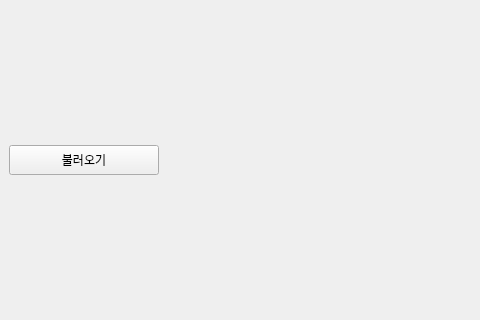
Qt form ui/main_window.ui (Jhnn22/Qt_pdf_viewer) before a commit; both pictures show x 0 to 480 and y 140 to 460 of the 800 by 600 pixel window.
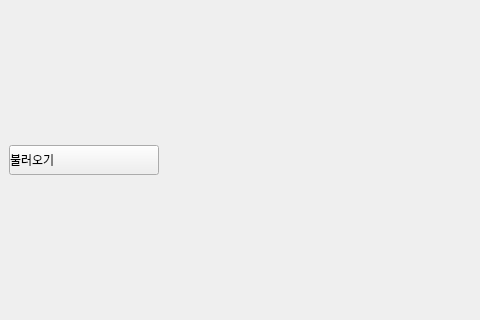
The same form after that commit.

Commit message: feat: 버튼 텍스트 생략 기능 추가

What changed in the file:
```diff
--- a/ui/main_window.ui
+++ b/ui/main_window.ui
@@ -13,6 +13,11 @@
   <property name="windowTitle">
    <string>MainWindow</string>
   </property>
+  <property name="styleSheet">
+   <string notr="true">QPushButton{
+	text-align: left;
+}</string>
+  </property>
   <widget class="QWidget" name="central_widget">
    <layout class="QHBoxLayout" name="horizontalLayout">
     <item>
```
The commit also changes 3 other files.
